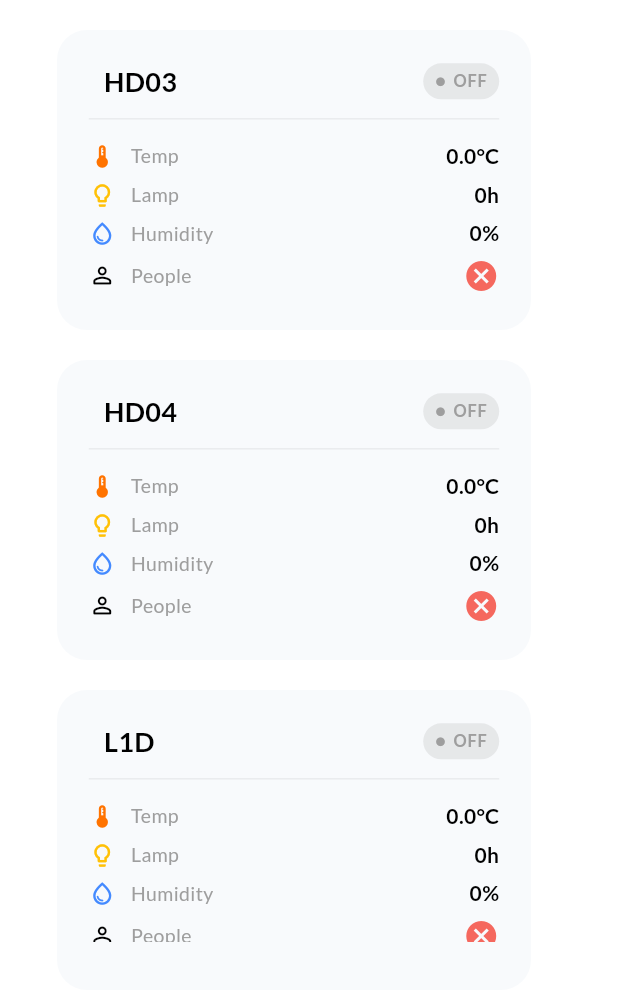
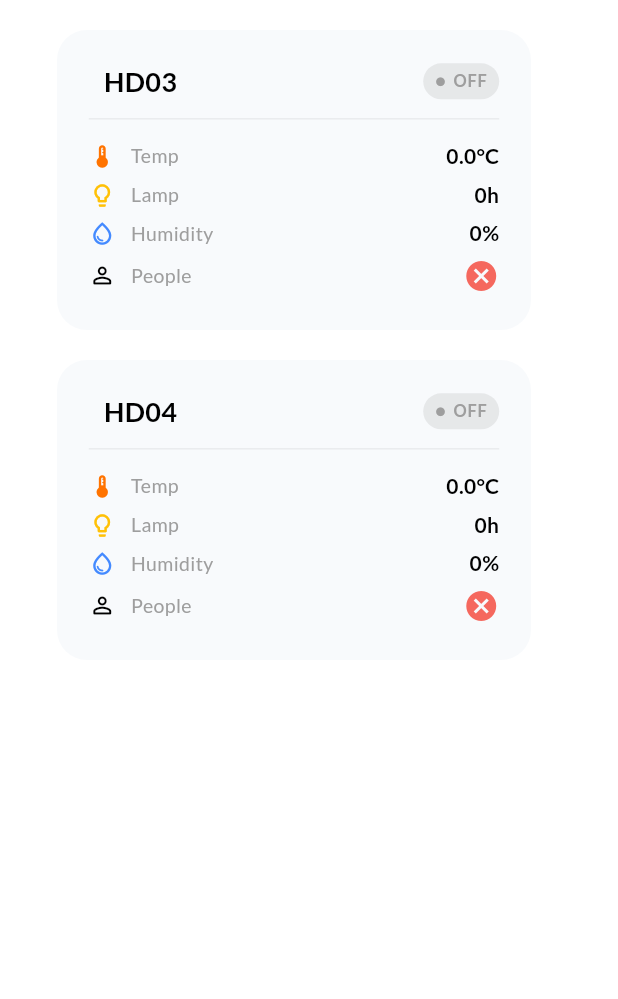
Before and after one commit to jasonmudali/iot_projector_monitoring_dashboard, a Flutter app: the screen it shows after launch, on a phone screen of 412 x 824 dp, the part 237-1236 px from its top. Run offline on Flutter 3.47's test engine with Material 3 defaults, Android fonts, the phone set to English and light mode, and no system bars; our stand-ins replace bloc, dotted_border, file_picker, fl_chart, flutter_bloc, font_awesome_flutter and 3 more; missing offline and left inert: excel, mqtt_client; accounts and stored records are empty.

Commit message:
update: timezone UTC+7 update and convert minute to hour for lamp hour usage

```diff
--- a/lib/model/historical_projector_data_model.dart
+++ b/lib/model/historical_projector_data_model.dart
@@ -11,7 +11,7 @@ class HistoricalProjectorDataModel {
 
   factory HistoricalProjectorDataModel.fromJson(Map<String, dynamic> json) {
     return HistoricalProjectorDataModel(
-      createdAt: DateTime.parse(json['created_at']),
+      createdAt: DateTime.parse(json['created_at']).add(Duration(hours: 7)),
       temperature: (json['temp'] ?? 0).toDouble(),
       humidity: (json['humid'] ?? 0).toDouble(),
     );
--- a/lib/model/lampusage_hours_model.dart
+++ b/lib/model/lampusage_hours_model.dart
@@ -9,7 +9,9 @@ class LampUsageHoursModel {
   factory LampUsageHoursModel.fromJson(Map<String, dynamic> json) {
     return LampUsageHoursModel(
       classroom: json['classroom'] ?? '',
-      hours: json['lamphour_usage'] ?? 0,
+      hours: (json['lamphour_usage'] as num?) != null
+          ? ((json['lamphour_usage'] as num).toInt() / 60).toInt()
+          : 0,
     );
   }
 }
--- a/lib/page/dashboard.dart
+++ b/lib/page/dashboard.dart
@@ -62,16 +62,16 @@ class Dashboard extends StatelessWidget {
                         isHumanPresent: data["HD04"]?.presence ?? false,
                         cardColor: cardColor,
                       ),
-                      _buildClassCard(
-                        context,
-                        roomName: "L1D",
-                        temp: data["L1D"]?.temperature ?? 0.0,
-                        hours: "0",
-                        humidity: data["L1D"]?.humidity ?? 0.0,
-                        isOn: data["L1D"]?.status == "ON" ? true : false,
-                        isHumanPresent: data["L1D"]?.presence ?? false,
-                        cardColor: cardColor,
-                      ),
+                      // _buildClassCard(
+                      //   context,
+                      //   roomName: "L1D",
+                      //   temp: data["L1D"]?.temperature ?? 0.0,
+                      //   hours: "0",
+                      //   humidity: data["L1D"]?.humidity ?? 0.0,
+                      //   isOn: data["L1D"]?.status == "ON" ? true : false,
+                      //   isHumanPresent: data["L1D"]?.presence ?? false,
+                      //   cardColor: cardColor,
+                      // ),
                     ],
                   ),
                 ],
@@ -212,7 +212,7 @@ Widget _buildClassCard(
                           color: Colors.green.withOpacity(0.8),
                         )
                       : Icon(Icons.cancel, color: Colors.red.withOpacity(0.8)),
-                  Colors.black,
+                  Theme.of(context).textTheme.bodyLarge!.color!,
                 ),
               ],
             ),
```
